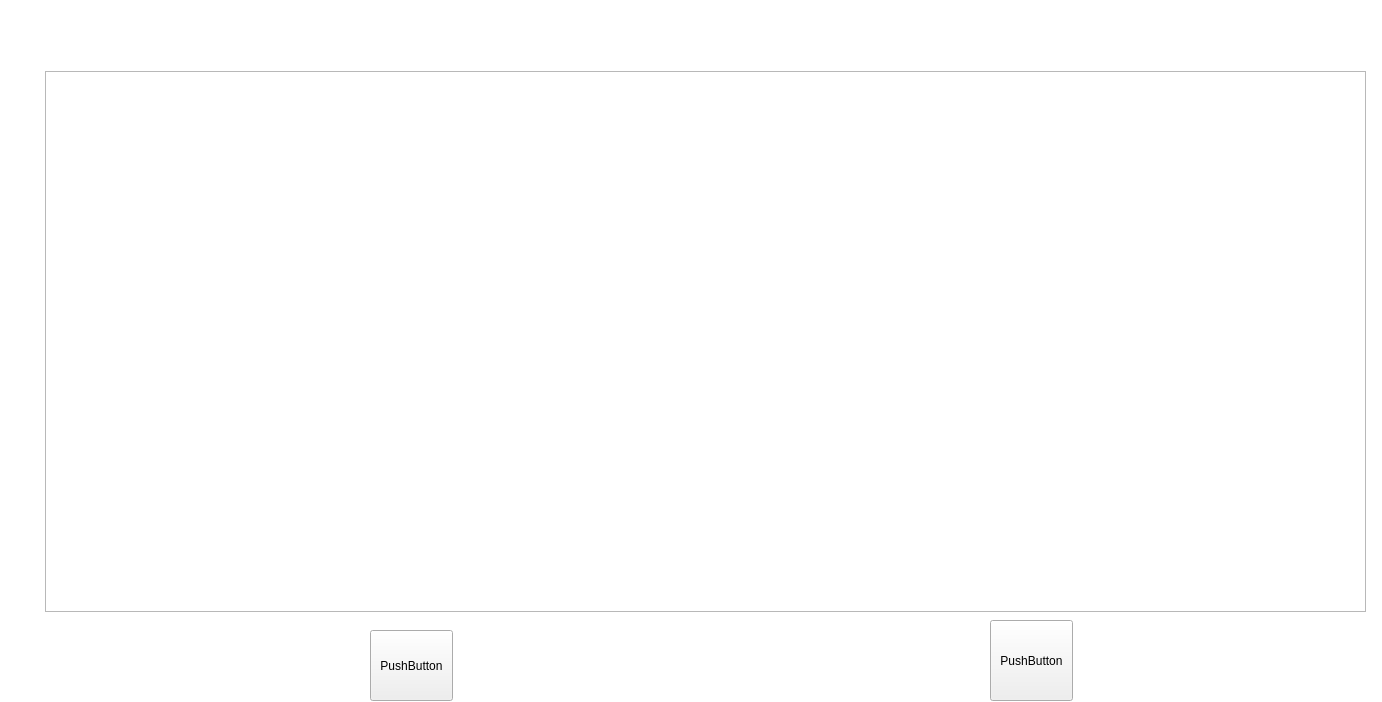
This is undaunted/mainwindow.ui in FaezeMokhtari/Game-project as Qt 5 draws it before an edit. The edited form follows.
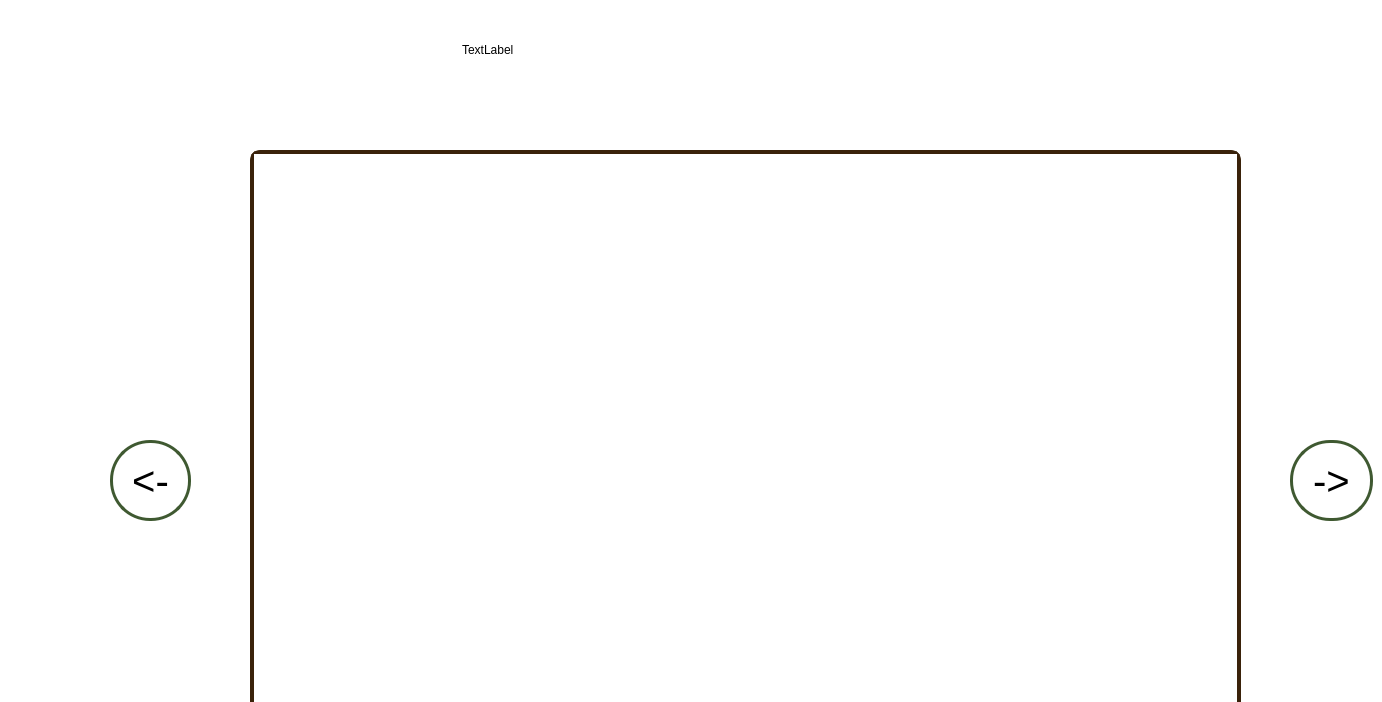
This is the edited form. The open tabs and pages were chosen to show the change. Icons and pictures are not drawn.

What changed in the file:
```diff
--- a/undaunted/mainwindow.ui
+++ b/undaunted/mainwindow.ui
@@ -111,7 +111,7 @@
       <property name="font">
        <font>
         <family>W_adib</family>
-        <pointsize>40</pointsize>
+        <pointsize>50</pointsize>
         <bold>false</bold>
        </font>
       </property>
@@ -331,40 +331,133 @@
        </widget>
       </widget>
       <widget class="QWidget" name="page_2">
+       <property name="styleSheet">
+        <string notr="true">#page_2 {
+   background-image: url(:/new/prefix1/s.webp);
+         background-repeat: no-repeat;
+         background-position: center;
+         background-size: contain;
+         background-attachment: fixed;
+
+}</string>
+       </property>
        <widget class="QGraphicsView" name="graphicsView">
         <property name="geometry">
          <rect>
-          <x>45</x>
-          <y>71</y>
-          <width>1321</width>
-          <height>541</height>
+          <x>250</x>
+          <y>150</y>
+          <width>991</width>
+          <height>571</height>
          </rect>
         </property>
+        <property name="styleSheet">
+         <string notr="true">QGraphicsView {
+    border-image: url(:/new/prefix1/ss.webp) 0 0 0 0 stretch stretch;
+    border: 6px solid #3A220A;  
+    border-radius: 10px;        
+}
+
+QGraphicsView:hover {
+    border: 4px solid #2A1607;   
+}
+
+QGraphicsView:pressed {
+    border: 4px solid #1E0E03;   
+}
+</string>
+        </property>
        </widget>
        <widget class="QPushButton" name="nextButton">
         <property name="geometry">
          <rect>
-          <x>990</x>
-          <y>620</y>
+          <x>1290</x>
+          <y>440</y>
           <width>83</width>
           <height>81</height>
          </rect>
         </property>
+        <property name="font">
+         <font>
+          <pointsize>30</pointsize>
+         </font>
+        </property>
+        <property name="styleSheet">
+         <string notr="true">QPushButton {
+    background: qlineargradient(x1: 0, y1: 0, x2: 0, y2: 1,
+                                   stop: 0 #A9F08E, stop: 1 #6AD84F);
+    color: black;
+    border: 3px solid #3F5931;
+    border-radius: 40px;
+    padding: 5px;
+    box-shadow: 0px 2px 5px rgba(0, 0, 0, 0.3); 
+}
+
+QPushButton:hover {
+    background: qlineargradient(x1: 0, y1: 0, x2: 0, y2: 1,
+                                   stop: 0 #B7D99D, stop: 1 #74B158);
+}
+
+QPushButton:pressed {
+    background: qlineargradient(x1: 0, y1: 0, x2: 0, y2: 1,
+                                   stop: 0 #6AA84F, stop: 1 #548235);
+    box-shadow: inset 0px 1px 3px rgba(0, 0, 0, 0.4); 
+}</string>
+        </property>
         <property name="text">
-         <string>PushButton</string>
+         <string>-&gt;</string>
         </property>
        </widget>
        <widget class="QPushButton" name="prevButton">
         <property name="geometry">
          <rect>
-          <x>370</x>
-          <y>630</y>
-          <width>83</width>
-          <height>71</height>
+          <x>110</x>
+          <y>440</y>
+          <width>81</width>
+          <height>81</height>
          </rect>
         </property>
+        <property name="font">
+         <font>
+          <pointsize>30</pointsize>
+         </font>
+        </property>
+        <property name="styleSheet">
+         <string notr="true">QPushButton {
+    background: qlineargradient(x1: 0, y1: 0, x2: 0, y2: 1,
+                                   stop: 0 #A9F08E, stop: 1 #6AD84F);
+    color: black;
+    border: 3px solid #3F5931;
+    border-radius: 40px;
+    padding: 5px;
+    box-shadow: 0px 2px 5px rgba(0, 0, 0, 0.3); 
+}
+
+QPushButton:hover {
+    background: qlineargradient(x1: 0, y1: 0, x2: 0, y2: 1,
+                                   stop: 0 #B7D99D, stop: 1 #74B158);
+}
+
+QPushButton:pressed {
+    background: qlineargradient(x1: 0, y1: 0, x2: 0, y2: 1,
+                                   stop: 0 #6AA84F, stop: 1 #548235);
+    box-shadow: inset 0px 1px 3px rgba(0, 0, 0, 0.4); 
+}</string>
+        </property>
         <property name="text">
-         <string>PushButton</string>
+         <string>&lt;-</string>
+        </property>
+       </widget>
+       <widget class="QLabel" name="label">
+        <property name="geometry">
+         <rect>
+          <x>462</x>
+          <y>19</y>
+          <width>381</width>
+          <height>61</height>
+         </rect>
+        </property>
+        <property name="text">
+         <string>TextLabel</string>
         </property>
        </widget>
       </widget>
```
Left out of the diff: 67 changed lines with no effect on the pictures.
